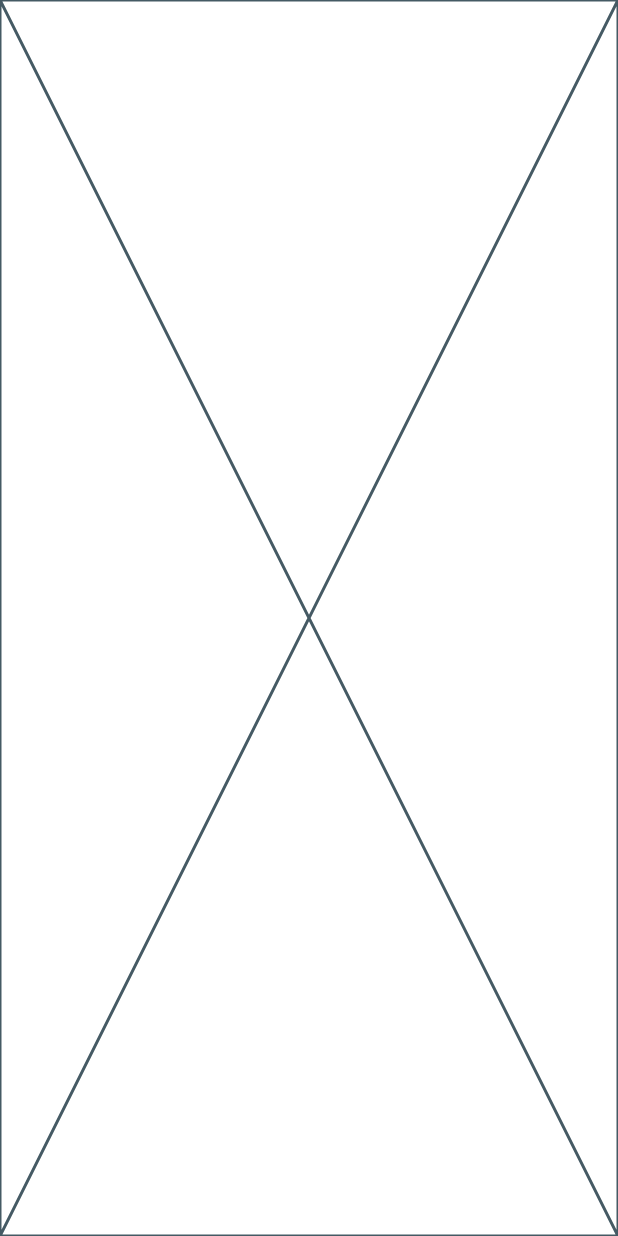
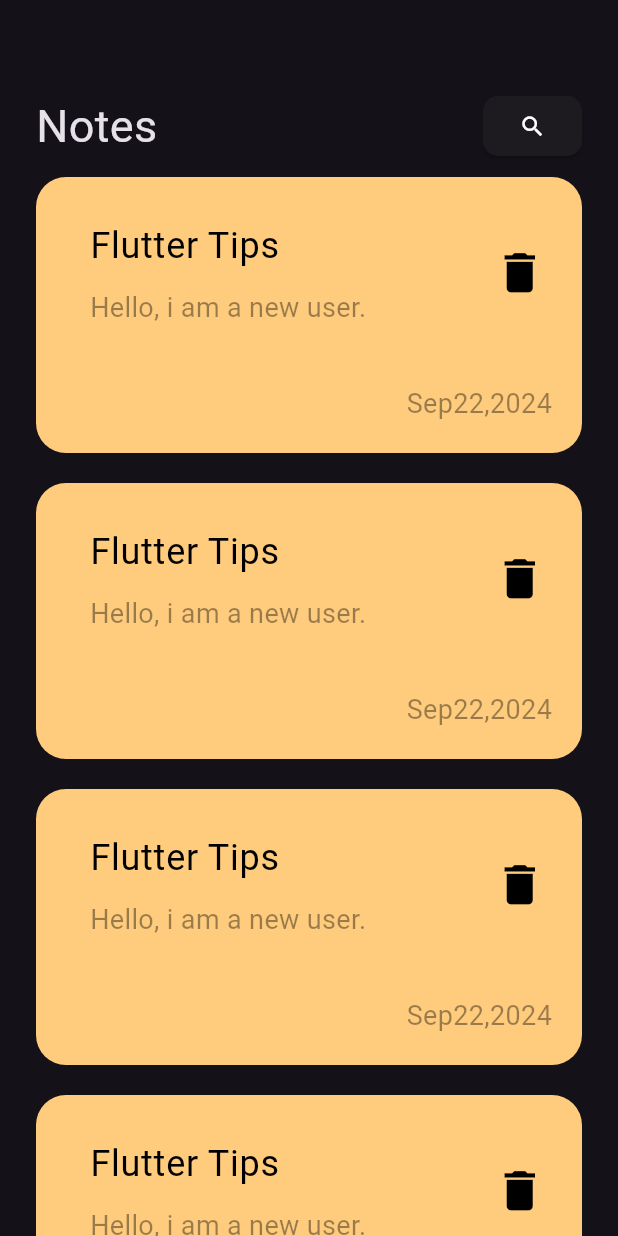
Before and after one commit to omarelshahawy00/notes_app, a Flutter app: the screen it shows after launch, on a phone screen of 412 x 824 dp. Run offline on Flutter 3.47's test engine with Material 3 defaults, Android fonts, the phone set to English and light mode, and no system bars.

Commit message:
body page created

```diff
--- a/lib/main.dart
+++ b/lib/main.dart
@@ -1,4 +1,5 @@
 import 'package:flutter/material.dart';
+import 'package:notes_app/views/notes_view.dart';
 
 void main() {
   runApp(const NoteApp());
@@ -9,6 +10,10 @@ class NoteApp extends StatelessWidget {
 
   @override
   Widget build(BuildContext context) {
-    return const Placeholder();
+    return MaterialApp(
+      debugShowCheckedModeBanner: false,
+      theme: ThemeData.dark(),
+      home: const NotesView(),
+    );
   }
 }
--- /dev/null
+++ b/lib/views/notes_view.dart
@@ -0,0 +1,13 @@
+import 'package:flutter/material.dart';
+import 'package:notes_app/views/widgets/notes_view_body.dart';
+
+class NotesView extends StatelessWidget {
+  const NotesView({super.key});
+
+  @override
+  Widget build(BuildContext context) {
+    return const Scaffold(
+      body: NotesViewBody(),
+    );
+  }
+}
--- /dev/null
+++ b/lib/views/widgets/custom_appbar.dart
@@ -0,0 +1,25 @@
+import 'package:flutter/material.dart';
+import 'package:notes_app/views/widgets/custom_search_button.dart';
+
+class CustomAppbar extends StatelessWidget {
+  const CustomAppbar({super.key});
+
+  @override
+  Widget build(BuildContext context) {
+    return const Padding(
+      padding: EdgeInsets.only(top: 60),
+      child: Row(
+        children: [
+          Text(
+            'Notes',
+            style: TextStyle(
+              fontSize: 30,
+            ),
+          ),
+          Spacer(),
+          CustomSearchButton(),
+        ],
+      ),
+    );
+  }
+}
--- /dev/null
+++ b/lib/views/widgets/custom_note_item.dart
@@ -0,0 +1,55 @@
+import 'package:flutter/material.dart';
+
+class CustomNoteItem extends StatelessWidget {
+  const CustomNoteItem({super.key});
+
+  @override
+  Widget build(BuildContext context) {
+    return Container(
+      padding: const EdgeInsets.only(left: 20, top: 20),
+      decoration: BoxDecoration(
+        color: const Color.fromARGB(255, 255, 203, 124),
+        borderRadius: BorderRadius.circular(20),
+      ),
+      child: Column(
+        crossAxisAlignment: CrossAxisAlignment.end,
+        children: [
+          ListTile(
+            title: const Text(
+              'Flutter Tips',
+              style: TextStyle(
+                fontSize: 24,
+                color: Colors.black,
+              ),
+            ),
+            subtitle: Padding(
+              padding: const EdgeInsets.only(right: 60, top: 10),
+              child: Text(
+                r'Hello, i am a new user.',
+                style: TextStyle(
+                  fontSize: 18,
+                  color: Colors.black.withOpacity(.4),
+                ),
+              ),
+            ),
+            trailing: const Icon(
+              Icons.delete,
+              color: Colors.black,
+              size: 35,
+            ),
+          ),
+          Padding(
+            padding: const EdgeInsets.only(right: 20, bottom: 20, top: 30),
+            child: Text(
+              'Sep22,2024',
+              style: TextStyle(
+                fontSize: 18,
+                color: Colors.black.withOpacity(.4),
+              ),
+            ),
+          )
+        ],
+      ),
+    );
+  }
+}
--- /dev/null
+++ b/lib/views/widgets/custom_search_button.dart
@@ -0,0 +1,28 @@
+import 'package:flutter/material.dart';
+
+class CustomSearchButton extends StatelessWidget {
+  const CustomSearchButton({super.key});
+
+  @override
+  Widget build(BuildContext context) {
+    return ElevatedButton.icon(
+      style: ButtonStyle(
+        minimumSize: WidgetStateProperty.all<Size>(
+          const Size(0, 40), // Minimum width: 150, Minimum height: 50
+        ),
+        shape: WidgetStateProperty.all<RoundedRectangleBorder>(
+          RoundedRectangleBorder(
+            borderRadius: BorderRadius.circular(10.0), // Sets the border radius
+          ),
+        ),
+      ),
+      iconAlignment: IconAlignment.end,
+      onPressed: () {},
+      label: const Text(''),
+      icon: const Icon(
+        Icons.search,
+        color: Colors.white,
+      ),
+    );
+  }
+}
--- /dev/null
+++ b/lib/views/widgets/notes_listview.dart
@@ -0,0 +1,18 @@
+import 'package:flutter/material.dart';
+import 'package:notes_app/views/widgets/custom_note_item.dart';
+
+class NotesListview extends StatelessWidget {
+  const NotesListview({super.key});
+
+  @override
+  Widget build(BuildContext context) {
+    return ListView.builder(
+      itemBuilder: (context, index) {
+        return const Padding(
+          padding: EdgeInsets.symmetric(vertical: 10),
+          child: CustomNoteItem(),
+        );
+      },
+    );
+  }
+}
--- /dev/null
+++ b/lib/views/widgets/notes_view_body.dart
@@ -0,0 +1,20 @@
+import 'package:flutter/material.dart';
+import 'package:notes_app/views/widgets/custom_appbar.dart';
+import 'package:notes_app/views/widgets/notes_listview.dart';
+
+class NotesViewBody extends StatelessWidget {
+  const NotesViewBody({super.key});
+
+  @override
+  Widget build(BuildContext context) {
+    return const Padding(
+      padding: EdgeInsets.symmetric(horizontal: 24),
+      child: Column(
+        children: [
+          CustomAppbar(),
+          Expanded(child: NotesListview()),
+        ],
+      ),
+    );
+  }
+}
```
Also changed, not shown: 1 other file.
